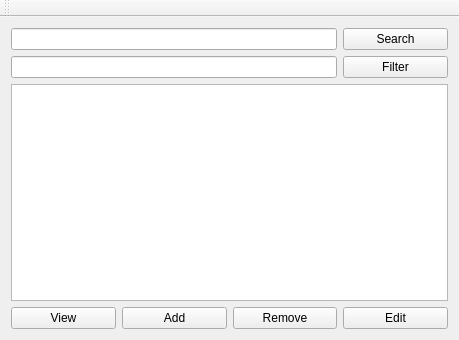
Before: the Qt Designer form Skil3/mainwindow.ui in AlexanderJosep/skil-3, drawn with Qt 5.
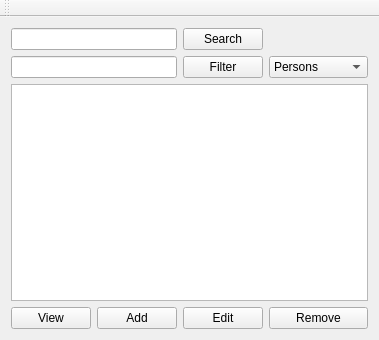
After: the same form once the commit is applied.

Commit message: Finished listing persons, computers and connections.

```diff
--- a/Skil3/mainwindow.ui
+++ b/Skil3/mainwindow.ui
@@ -6,7 +6,7 @@
    <rect>
     <x>0</x>
     <y>0</y>
-    <width>459</width>
+    <width>359</width>
     <height>340</height>
    </rect>
   </property>
@@ -15,22 +15,75 @@
   </property>
   <widget class="QWidget" name="centralWidget">
    <layout class="QGridLayout" name="gridLayout">
-    <item row="1" column="5">
+    <item row="2" column="4">
      <widget class="QPushButton" name="pushButton_6">
       <property name="text">
        <string>Filter</string>
       </property>
      </widget>
     </item>
-    <item row="0" column="5">
+    <item row="2" column="2" colspan="2">
+     <widget class="QLineEdit" name="lineFilter"/>
+    </item>
+    <item row="0" column="2" colspan="2">
+     <widget class="QLineEdit" name="lineSearch"/>
+    </item>
+    <item row="0" column="4">
      <widget class="QPushButton" name="pushButton_5">
       <property name="text">
        <string>Search</string>
       </property>
      </widget>
     </item>
-    <item row="2" column="2" rowspan="3" colspan="4">
-     <widget class="QTableView" name="tableViewPersons">
+    <item row="8" column="2">
+     <widget class="QPushButton" name="viewButton">
+      <property name="text">
+       <string>View</string>
+      </property>
+     </widget>
+    </item>
+    <item row="8" column="3">
+     <widget class="QPushButton" name="addButton">
+      <property name="text">
+       <string>Add</string>
+      </property>
+     </widget>
+    </item>
+    <item row="8" column="4">
+     <widget class="QPushButton" name="editButton">
+      <property name="text">
+       <string>Edit</string>
+      </property>
+     </widget>
+    </item>
+    <item row="8" column="5">
+     <widget class="QPushButton" name="removeButton">
+      <property name="text">
+       <string>Remove</string>
+      </property>
+     </widget>
+    </item>
+    <item row="2" column="5">
+     <widget class="QComboBox" name="comboBox">
+      <item>
+       <property name="text">
+        <string>Persons</string>
+       </property>
+      </item>
+      <item>
+       <property name="text">
+        <string>Computers</string>
+       </property>
+      </item>
+      <item>
+       <property name="text">
+        <string>Connections</string>
+       </property>
+      </item>
+     </widget>
+    </item>
+    <item row="3" column="2" rowspan="3" colspan="4">
+     <widget class="QTableView" name="tableView">
       <property name="editTriggers">
        <set>QAbstractItemView::NoEditTriggers</set>
       </property>
@@ -45,40 +98,6 @@
       </attribute>
      </widget>
     </item>
-    <item row="5" column="4">
-     <widget class="QPushButton" name="removePButton">
-      <property name="text">
-       <string>Remove</string>
-      </property>
-     </widget>
-    </item>
-    <item row="5" column="2">
-     <widget class="QPushButton" name="viewPButton">
-      <property name="text">
-       <string>View</string>
-      </property>
-     </widget>
-    </item>
-    <item row="5" column="5">
-     <widget class="QPushButton" name="editPButton">
-      <property name="text">
-       <string>Edit</string>
-      </property>
-     </widget>
-    </item>
-    <item row="0" column="2" colspan="3">
-     <widget class="QLineEdit" name="lineSearch"/>
-    </item>
-    <item row="5" column="3">
-     <widget class="QPushButton" name="addPButton">
-      <property name="text">
-       <string>Add</string>
-      </property>
-     </widget>
-    </item>
-    <item row="1" column="2" colspan="3">
-     <widget class="QLineEdit" name="lineFilter"/>
-    </item>
    </layout>
   </widget>
   <widget class="QMenuBar" name="menuBar">
```
Left out of the diff: 2 changed lines with no effect on the pictures. The commit also changes 12 other files.
